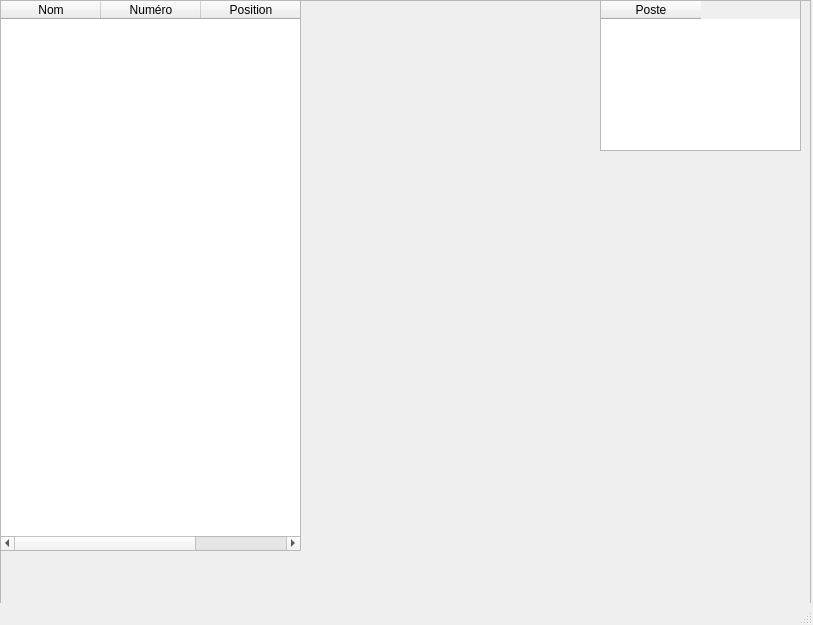
Before: the Qt Designer form mainwindow.ui in cgiroux527/PROJET_HOCKEY_SIMULATOR, drawn with Qt 5.
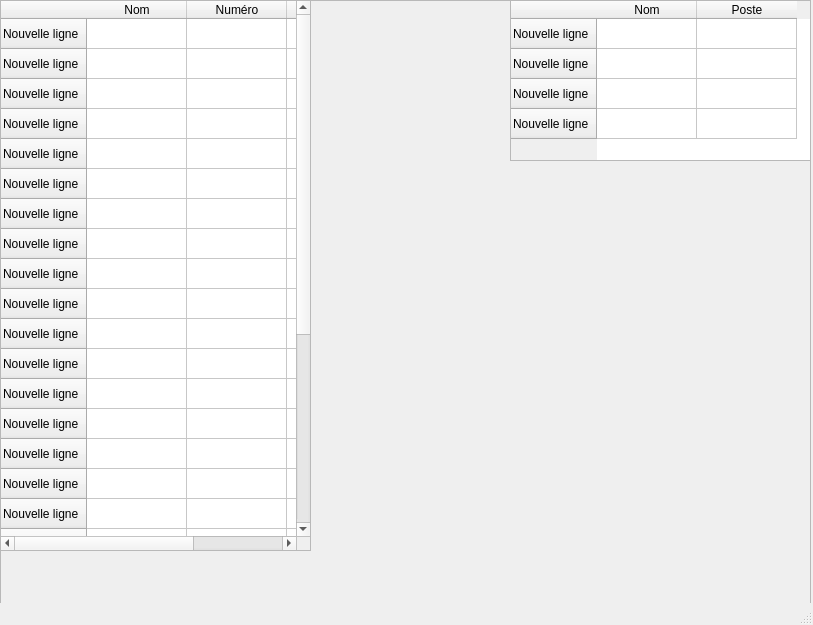
After: the same form once the commit is applied.

```diff
--- a/mainwindow.ui
+++ b/mainwindow.ui
@@ -40,10 +40,145 @@
       <rect>
        <x>0</x>
        <y>0</y>
-       <width>301</width>
+       <width>311</width>
        <height>551</height>
       </rect>
      </property>
+     <row>
+      <property name="text">
+       <string>Nouvelle ligne</string>
+      </property>
+     </row>
+     <row>
+      <property name="text">
+       <string>Nouvelle ligne</string>
+      </property>
+     </row>
+     <row>
+      <property name="text">
+       <string>Nouvelle ligne</string>
+      </property>
+     </row>
+     <row>
+      <property name="text">
+       <string>Nouvelle ligne</string>
+      </property>
+     </row>
+     <row>
+      <property name="text">
+       <string>Nouvelle ligne</string>
+      </property>
+     </row>
+     <row>
+      <property name="text">
+       <string>Nouvelle ligne</string>
+      </property>
+     </row>
+     <row>
+      <property name="text">
+       <string>Nouvelle ligne</string>
+      </property>
+     </row>
+     <row>
+      <property name="text">
+       <string>Nouvelle ligne</string>
+      </property>
+     </row>
+     <row>
+      <property name="text">
+       <string>Nouvelle ligne</string>
+      </property>
+     </row>
+     <row>
+      <property name="text">
+       <string>Nouvelle ligne</string>
+      </property>
+     </row>
+     <row>
+      <property name="text">
+       <string>Nouvelle ligne</string>
+      </property>
+     </row>
+     <row>
+      <property name="text">
+       <string>Nouvelle ligne</string>
+      </property>
+     </row>
+     <row>
+      <property name="text">
+       <string>Nouvelle ligne</string>
+      </property>
+     </row>
+     <row>
+      <property name="text">
+       <string>Nouvelle ligne</string>
+      </property>
+     </row>
+     <row>
+      <property name="text">
+       <string>Nouvelle ligne</string>
+      </property>
+     </row>
+     <row>
+      <property name="text">
+       <string>Nouvelle ligne</string>
+      </property>
+     </row>
+     <row>
+      <property name="text">
+       <string>Nouvelle ligne</string>
+      </property>
+     </row>
+     <row>
+      <property name="text">
+       <string>Nouvelle ligne</string>
+      </property>
+     </row>
+     <row>
+      <property name="text">
+       <string>Nouvelle ligne</string>
+      </property>
+     </row>
+     <row>
+      <property name="text">
+       <string>Nouvelle ligne</string>
+      </property>
+     </row>
+     <row>
+      <property name="text">
+       <string>Nouvelle ligne</string>
+      </property>
+     </row>
+     <row>
+      <property name="text">
+       <string>Nouvelle ligne</string>
+      </property>
+     </row>
+     <row>
+      <property name="text">
+       <string>Nouvelle ligne</string>
+      </property>
+     </row>
+     <row>
+      <property name="text">
+       <string>Nouvelle ligne</string>
+      </property>
+     </row>
+     <row>
+      <property name="text">
+       <string>Nouvelle ligne</string>
+      </property>
+     </row>
+     <row>
+      <property name="text">
+       <string>Nouvelle ligne</string>
+      </property>
+     </row>
+     <row>
+      <property name="text">
+       <string>Nouvelle ligne</string>
+      </property>
+     </row>
      <column>
       <property name="text">
        <string>Nom</string>
@@ -63,15 +198,40 @@
     <widget class="QTableWidget" name="TableauEntraineurs">
      <property name="geometry">
       <rect>
-       <x>600</x>
+       <x>510</x>
        <y>0</y>
-       <width>201</width>
-       <height>151</height>
+       <width>301</width>
+       <height>161</height>
       </rect>
      </property>
      <property name="styleSheet">
       <string notr="true"/>
      </property>
+     <row>
+      <property name="text">
+       <string>Nouvelle ligne</string>
+      </property>
+     </row>
+     <row>
+      <property name="text">
+       <string>Nouvelle ligne</string>
+      </property>
+     </row>
+     <row>
+      <property name="text">
+       <string>Nouvelle ligne</string>
+      </property>
+     </row>
+     <row>
+      <property name="text">
+       <string>Nouvelle ligne</string>
+      </property>
+     </row>
+     <column>
+      <property name="text">
+       <string>Nom</string>
+      </property>
+     </column>
      <column>
       <property name="text">
        <string>Poste</string>
```
